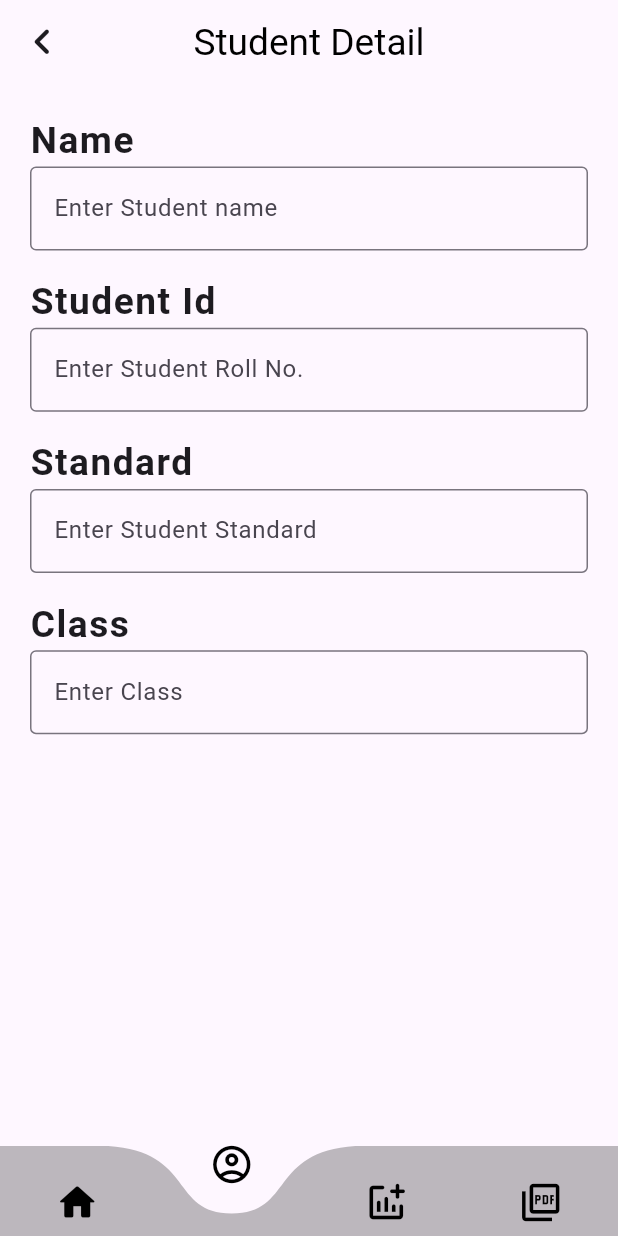
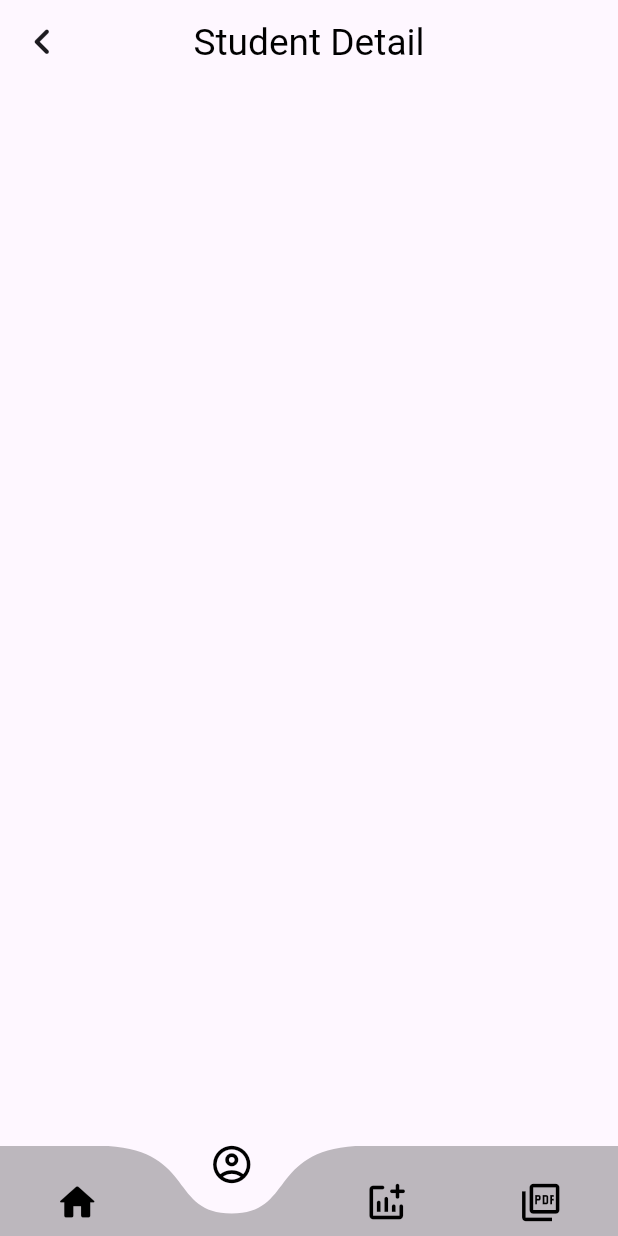
Before and after one commit to Vedpatel28/School_System, a Flutter app: the studentdetailpage screen opened by its route, on a phone screen of 412 x 824 dp. Run offline on Flutter 3.47's test engine with Material 2 defaults, Android fonts, the phone set to English and light mode, and no system bars; drawn by our look-alikes of curved_navigation_bar; our stand-ins replace device_preview, flutter_spinkit, google_fonts, pdf, printing; network calls fail.

Commit message:
VP | 22/05/23 |

```diff
--- a/lib/view/modals/global_varibal.dart
+++ b/lib/view/modals/global_varibal.dart
@@ -1,20 +1,20 @@
 import 'package:student_marksheet_generator_exam/view/modals/modals.dart';
 
 class allGlobalvar {
-  static int? Maths;
-  static int? English;
-  static int? Biology;
-  static int? Physics;
-  static int? Chemistry;
+  static String? Maths;
+  static String? English;
+  static String? Biology;
+  static String? Physics;
+  static String? Chemistry;
 
   static String? name;
   static String? id;
   static String? standard;
   static String? classof;
 
-  static int totalmarcks = 0;
+  // static int? totalmarcks;
 
   static List<marcks> allmarcks = [];
 
-  static List<detail> alldetail = [];
+  // static List<detail> alldetail = [];
 }
--- a/lib/view/modals/modals.dart
+++ b/lib/view/modals/modals.dart
@@ -1,15 +1,20 @@
 import 'package:student_marksheet_generator_exam/view/modals/global_varibal.dart';
 
 class marcks {
-  late int? Mathsmo;
-  late int? Englishmo;
-  late int? Biologymo;
-  late int? Physicsmo;
-  late int? Chemistrymo;
+  late String? Mathsmo;
+  late String? Englishmo;
+  late String? Biologymo;
+  late String? Physicsmo;
+  late String? Chemistrymo;
 
-  sum() {
-    return allGlobalvar.totalmarcks =
-        Mathsmo! + Englishmo! + Biologymo! + Physicsmo! + Chemistrymo!;
+  sum(
+      {required Chemistrymo,
+      required Physicsmo,
+      required Biologymo,
+      required Englishmo,
+      required Mathsmo}) {
+    // return allGlobalvar.totalmarcks =
+    //     Mathsmo! + Englishmo! + Biologymo! + Physicsmo! + Chemistrymo!;
   }
 
   marcks({
--- a/lib/view/screen/studet_detail_page.dart
+++ b/lib/view/screen/studet_detail_page.dart
@@ -15,7 +15,15 @@ class studentdetailpage extends StatefulWidget {
 }
 
 class _studentdetailpageState extends State<studentdetailpage> {
-  GlobalKey<FormState> formkey2 = GlobalKey<FormState>();
+  // GlobalKey<FormState> formkey2 = GlobalKey<FormState>();
+
+  marcks markcall = marcks(
+    Biologymo: allGlobalvar.Biology,
+    Mathsmo: allGlobalvar.Maths,
+    Englishmo: allGlobalvar.English,
+    Physicsmo: allGlobalvar.Physics,
+    Chemistrymo: allGlobalvar.Chemistry,
+  );
 
   @override
   Widget build(BuildContext context) {
@@ -34,160 +42,175 @@ class _studentdetailpageState extends State<studentdetailpage> {
         ),
         centerTitle: true,
       ),
-      body: Padding(
-        padding: const EdgeInsets.all(20),
-        child: SingleChildScrollView(
-          child: Form(
-            key: formkey2,
-            autovalidateMode: AutovalidateMode.onUserInteraction,
-            child: Column(
-              crossAxisAlignment: CrossAxisAlignment.start,
-              children: [
-                Text(
-                  "Name",
-                  style: GoogleFonts.balooBhaina2(
-                    textStyle: TextStyle(
-                      fontWeight: FontWeight.bold,
-                      fontSize: s.height * 0.03,
-                      letterSpacing: 1,
-                    ),
-                  ),
-                ),
-                TextFormField(
-                  initialValue: allGlobalvar.name,
-                  textInputAction: TextInputAction.next,
-                  validator: (value) {
-                    if (value!.isEmpty) {
-                      return "Enter Name";
-                    } else {
-                      return null;
-                    }
-                  },
-                  onSaved: (newValue) {
-                    allGlobalvar.name == newValue;
-                  },
-                  decoration: const InputDecoration(
-                    border: OutlineInputBorder(),
-                    hintText: 'Enter Student name',
-                  ),
-                ),
-                SizedBox(height: s.height * 0.02),
-                Text(
-                  "Student Id",
-                  style: GoogleFonts.balooBhaina2(
-                    textStyle: TextStyle(
-                      fontWeight: FontWeight.bold,
-                      fontSize: s.height * 0.03,
-                      letterSpacing: 1,
-                    ),
-                  ),
-                ),
-                TextFormField(
-                  initialValue: allGlobalvar.id,
-                  textInputAction: TextInputAction.next,
-                  validator: (value) {
-                    if (value!.isEmpty) {
-                      return "Enter ID";
-                    } else {
-                      return null;
-                    }
-                  },
-                  onSaved: (newValue) {
-                    allGlobalvar.id == newValue;
-                  },
-                  decoration: const InputDecoration(
-                    border: OutlineInputBorder(),
-                    hintText: 'Enter Student Roll No.',
-                  ),
-                ),
-                SizedBox(height: s.height * 0.02),
-                Text(
-                  "Standard",
-                  style: GoogleFonts.balooBhaina2(
-                    textStyle: TextStyle(
-                      fontWeight: FontWeight.bold,
-                      fontSize: s.height * 0.03,
-                      letterSpacing: 1,
-                    ),
-                  ),
-                ),
-                TextFormField(
-                  initialValue: allGlobalvar.standard,
-                  textInputAction: TextInputAction.next,
-                  validator: (value) {
-                    if (value!.isEmpty) {
-                      return "Enter Standard";
-                    } else {
-                      return null;
-                    }
-                  },
-                  onSaved: (newValue) {
-                    allGlobalvar.standard == newValue;
-                  },
-                  decoration: const InputDecoration(
-                    border: OutlineInputBorder(),
-                    hintText: 'Enter Student Standard',
-                  ),
-                ),
-                SizedBox(height: s.height * 0.02),
-                Text(
-                  "Class",
-                  style: GoogleFonts.balooBhaina2(
-                    textStyle: TextStyle(
-                      fontWeight: FontWeight.bold,
-                      fontSize: s.height * 0.03,
-                      letterSpacing: 1,
-                    ),
-                  ),
-                ),
-                TextFormField(
-                  initialValue: allGlobalvar.classof,
-                  textInputAction: TextInputAction.next,
-                  validator: (value) {
-                    if (value!.isEmpty) {
-                      return "Enter Class";
-                    } else {
-                      return null;
-                    }
-                  },
-                  decoration: const InputDecoration(
-                    hintText: 'Enter Class',
-                    border: OutlineInputBorder(),
-                  ),
-                  onSaved: (newValue) {
-                    allGlobalvar.classof == newValue;
-                  },
-                  onFieldSubmitted: (value) {
-                    if (formkey2.currentState!.validate()) {
-                      formkey2.currentState!.save();
-                      allGlobalvar.alldetail.add(
-                        detail(
-                            name: allGlobalvar.name, id: allGlobalvar.id, standard: allGlobalvar.standard, classof: allGlobalvar.classof),
-                      );
-                      allGlobalvar.totalmarcks =
-                          (allGlobalvar.name! + allGlobalvar.standard! + allGlobalvar.id! + allGlobalvar.classof!) as int;
-                      Navigator.of(context).pop();
-                      ScaffoldMessenger.of(context).showSnackBar(
-                        errorsnackBar(
-                          text: "Successfully validated !!",
-                          color: Colors.green,
-                        ),
-                      );
-                    } else {
-                      ScaffoldMessenger.of(context).showSnackBar(
-                        errorsnackBar(
-                          text: "Failled to validate !!",
-                          color: Colors.red,
-                        ),
-                      );
-                    }
-                  },
-                ),
-              ],
-            ),
-          ),
-        ),
-      ),
+      // body: Padding(
+      //   padding: const EdgeInsets.all(20),
+      //   child: SingleChildScrollView(
+      //     child: Form(
+      //       key: formkey2,
+      //       autovalidateMode: AutovalidateMode.onUserInteraction,
+      //       child: Column(
+      //         crossAxisAlignment: CrossAxisAlignment.start,
+      //         children: [
+      //           Text(
+      //             "Name",
+      //             style: GoogleFonts.balooBhaina2(
+      //               textStyle: TextStyle(
+      //                 fontWeight: FontWeight.bold,
+      //                 fontSize: s.height * 0.03,
+      //                 letterSpacing: 1,
+      //               ),
+      //             ),
+      //           ),
+      //           TextFormField(
+      //             initialValue: allGlobalvar.name,
+      //             textInputAction: TextInputAction.next,
+      //             validator: (value) {
+      //               if (value!.isEmpty) {
+      //                 return "Enter Name";
+      //               } else {
+      //                 return null;
+      //               }
+      //             },
+      //             onSaved: (newValue) {
+      //               allGlobalvar.name == newValue;
+      //             },
+      //             decoration: const InputDecoration(
+      //               border: OutlineInputBorder(),
+      //               hintText: 'Enter Student name',
+      //             ),
+      //           ),
+      //           SizedBox(height: s.height * 0.02),
+      //           Text(
+      //             "Student Id",
+      //             style: GoogleFonts.balooBhaina2(
+      //               textStyle: TextStyle(
+      //                 fontWeight: FontWeight.bold,
+      //                 fontSize: s.height * 0.03,
+      //                 letterSpacing: 1,
+      //               ),
+      //             ),
+      //           ),
+      //           TextFormField(
+      //             initialValue: allGlobalvar.id,
+      //             textInputAction: TextInputAction.next,
+      //             validator: (value) {
+      //               if (value!.isEmpty) {
+      //                 return "Enter ID";
+      //               } else {
+      //                 return null;
+      //               }
+      //             },
+      //             onSaved: (newValue) {
+      //               allGlobalvar.id == newValue;
+      //             },
+      //             decoration: const InputDecoration(
+      //               border: OutlineInputBorder(),
+      //               hintText: 'Enter Student Roll No.',
+      //             ),
+      //           ),
+      //           SizedBox(height: s.height * 0.02),
+      //           Text(
+      //             "Standard",
+      //             style: GoogleFonts.balooBhaina2(
+      //               textStyle: TextStyle(
+      //                 fontWeight: FontWeight.bold,
+      //                 fontSize: s.height * 0.03,
+      //                 letterSpacing: 1,
+      //               ),
+      //             ),
+      //           ),
+      //           TextFormField(
+      //             initialValue: allGlobalvar.standard,
+      //             textInputAction: TextInputAction.next,
+      //             validator: (value) {
+      //               if (value!.isEmpty) {
+      //                 return "Enter Standard";
+      //               } else {
+      //                 return null;
+      //               }
+      //             },
+      //             onSaved: (newValue) {
+      //               allGlobalvar.standard == newValue;
+      //             },
+      //             decoration: const InputDecoration(
+      //               border: OutlineInputBorder(),
+      //               hintText: 'Enter Student Standard',
+      //             ),
+      //           ),
+      //           SizedBox(height: s.height * 0.02),
+      //           Text(
+      //             "Class",
+      //             style: GoogleFonts.balooBhaina2(
+      //               textStyle: TextStyle(
+      //                 fontWeight: FontWeight.bold,
+      //                 fontSize: s.height * 0.03,
+      //                 letterSpacing: 1,
+      //               ),
+      //             ),
+      //           ),
+      //           TextFormField(
+      //             initialValue: allGlobalvar.classof,
+      //             textInputAction: TextInputAction.next,
+      //             validator: (value) {
+      //               if (value!.isEmpty) {
+      //                 return "Enter Class";
+      //               } else {
+      //                 return null;
+      //               }
+      //             },
+      //             decoration: const InputDecoration(
+      //               hintText: 'Enter Class',
+      //               border: OutlineInputBorder(),
+      //             ),
+      //             onSaved: (newValue) {
+      //               allGlobalvar.classof == newValue;
+      //             },
+      //             onFieldSubmitted: (value) {
+      //               if (formkey2.currentState!.validate()) {
+      //                 formkey2.currentState!.save();
+      //                 allGlobalvar.alldetail.add(
+      //                   detail(
+      //                       name: allGlobalvar.name,
+      //                       id: allGlobalvar.id,
+      //                       standard: allGlobalvar.standard,
+      //                       classof: allGlobalvar.classof),
+      //                 );
+      //                 allGlobalvar.totalmarcks = (
+      //                     allGlobalvar.English! +
+      //                     allGlobalvar.Maths! +
+      //                     allGlobalvar.Biology! +
+      //                     allGlobalvar.Physics! +
+      //                     allGlobalvar.Chemistry!) as int?;
+      //                 Navigator.of(context).pop();
+      //                 ScaffoldMessenger.of(context).showSnackBar(
+      //                   errorsnackBar(
+      //                     text: "Successfully validated !!",
+      //                     color: Colors.green,
+      //                   ),
+      //                 );
+      //               } else {
+      //                 ScaffoldMessenger.of(context).showSnackBar(
+      //                   errorsnackBar(
+      //                     text: "Failled to validate !!",
+      //                     color: Colors.red,
+      //                   ),
+      //                 );
+      //               }
+      //             },
+      //           ),
+      //           Text("${allGlobalvar.totalmarcks}"),
+      //           // Text(
+      //           //   '${allGlobalvar.Physics! + allGlobalvar.Maths! + allGlobalvar.Chemistry! + allGlobalvar.Biology! + allGlobalvar.English!}',
+      //           //   style: const TextStyle(
+      //           //     fontSize: 14,
+      //           //     fontWeight: FontWeight.bold,
+      //           //   ),
+      //           // ),
+      //         ],
+      //       ),
+      //     ),
+      //   ),
+      // ),
       bottomNavigationBar: CurvedNavigationBar(
         buttonBackgroundColor: Colors.transparent,
         backgroundColor: Colors.transparent,
@@ -200,23 +223,38 @@ class _studentdetailpageState extends State<studentdetailpage> {
               onTap: () {
                 Navigator.of(context).pushNamed(allroutes.homepage);
               },
-              child: const Icon(Icons.home_rounded, size: 30,color: Colors.black,)),
+              child: const Icon(
+                Icons.home_rounded,
+                size: 30,
+                color: Colors.black,
+              )),
           GestureDetector(
               onTap: () {
                 Navigator.of(context).pushNamed(allroutes.studentdetailspage);
               },
-              child: const Icon(Icons.account_circle_outlined, size: 30,color: Colors.black,)),
+              child: const Icon(
+                Icons.account_circle_outlined,
+                size: 30,
+                color: Colors.black,
+              )),
           GestureDetector(
               onTap: () {
                 Navigator.of(context).pushNamed(allroutes.studentmarksheetpage);
               },
-              child: const Icon(Icons.addchart_rounded, size: 30,color: Colors.black,)),
+              child: const Icon(
+                Icons.addchart_rounded,
+                size: 30,
+                color: Colors.black,
+              )),
           GestureDetector(
               onTap: () {
-                Navigator.of(context)
-                    .pushNamed(allroutes.caretmarksheetpage);
+                Navigator.of(context).pushNamed(allroutes.caretmarksheetpage);
               },
-              child: const Icon(Icons.picture_as_pdf_outlined, size: 30,color: Colors.black,)),
+              child: const Icon(
+                Icons.picture_as_pdf_outlined,
+                size: 30,
+                color: Colors.black,
+              )),
         ],
       ),
     );
```
Also changed, not shown: lib/main.dart (+5 -4 lines), lib/view/screen/generate_pdf_marksheet.dart (+13 -8 lines), lib/view/screen/marcksheet_page.dart (+64 -23 lines).
